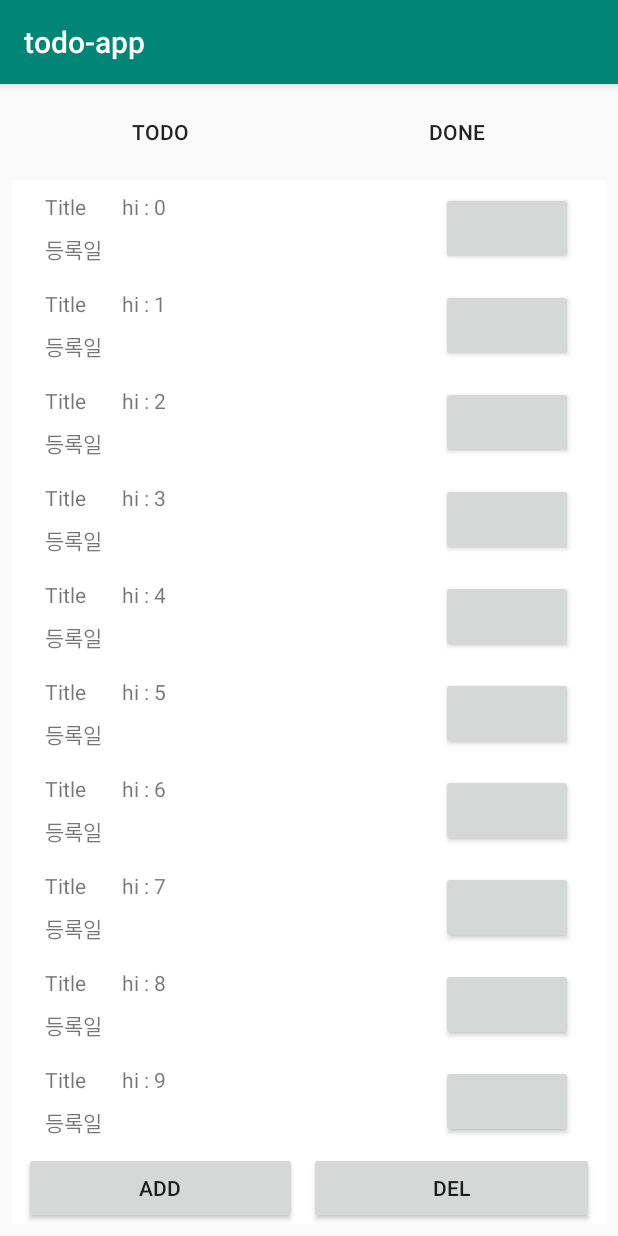
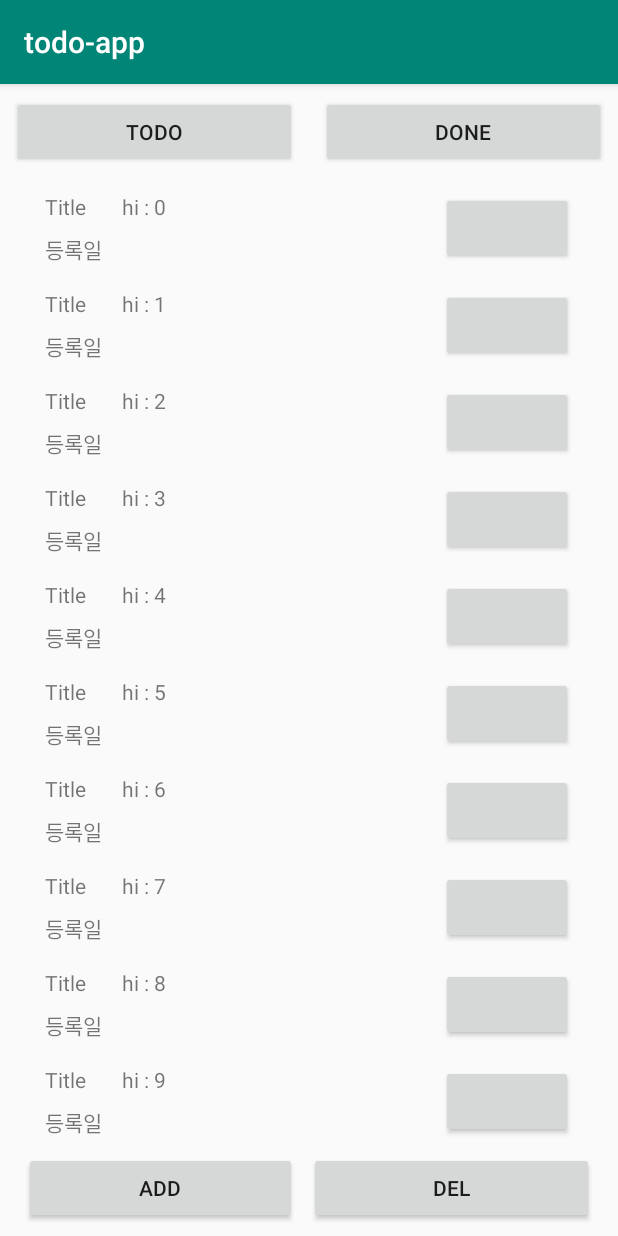
Before and after one commit to clucle/rx-todo-app, an Android app: the screen it shows after launch (MainActivity), after a tap on "TODO", on a phone screen of 412 x 824 dp. Run offline under Robolectric (Android 15) with nearby library versions, the phone set to English and light mode, and no system bars; our stand-ins replace ButterKnife.

Commit message:
style: btn layout change linear -> constraint

```diff
--- a/app/src/main/java/com/github/clucle/todo_app/view/activity/MainActivity.java
+++ b/app/src/main/java/com/github/clucle/todo_app/view/activity/MainActivity.java
@@ -1,5 +1,6 @@
 package com.github.clucle.todo_app.view.activity;
 
+import android.support.constraint.ConstraintLayout;
 import android.support.v4.app.Fragment;
 import android.support.v4.app.FragmentManager;
 import android.support.v4.app.FragmentStatePagerAdapter;
@@ -20,11 +21,11 @@ import butterknife.ButterKnife;
 
 public class MainActivity extends AppCompatActivity implements MainActivityPresenter.View {
 
-  private MainActivityPresenter mainActivityPresenetr;
+  private MainActivityPresenter mainActivityPreseneter;
   private final String TAG = "[TODO_APP]";
 
-  @BindView(R.id.layout_top_bar)
-  LinearLayout layoutTopBar;
+  @BindView(R.id.constraint_layout_main)
+  ConstraintLayout constraintLayoutMain;
   @BindView(R.id.top_nav_btn_todo)
   Button btnTodo;
   @BindView(R.id.top_nav_btn_done)
@@ -38,7 +39,7 @@ public class MainActivity extends AppCompatActivity implements MainActivityPrese
     setContentView(R.layout.activity_main);
 
     ButterKnife.bind(this);
-    mainActivityPresenetr = new MainActivityPresenter(this);
+    mainActivityPreseneter = new MainActivityPresenter(this);
 
     vpMain.setAdapter(new ViewPagerAdapter(getSupportFragmentManager()));
     vpMain.setOffscreenPageLimit(1);
@@ -58,9 +59,9 @@ public class MainActivity extends AppCompatActivity implements MainActivityPrese
       int i = 0;
       while (i < 2) {
         if (tag == i) {
-          layoutTopBar.findViewWithTag(i).setSelected(true);
+          constraintLayoutMain.findViewWithTag(i).setSelected(true);
         } else {
-          layoutTopBar.findViewWithTag(i).setSelected(false);
+          constraintLayoutMain.findViewWithTag(i).setSelected(false);
         }
         i++;
       }
--- a/app/src/main/res/layout/activity_main.xml
+++ b/app/src/main/res/layout/activity_main.xml
@@ -6,37 +6,52 @@
     android:layout_height="match_parent"
     tools:context=".view.activity.MainActivity">
 
-    <LinearLayout
-        android:id="@+id/layout_top_bar"
+    <android.support.constraint.ConstraintLayout
+        android:id="@+id/constraint_layout_main"
         android:layout_width="match_parent"
-        android:layout_height="wrap_content"
-        android:layout_marginStart="8dp"
-        android:layout_marginLeft="8dp"
-        android:layout_marginTop="8dp"
-        android:layout_marginEnd="8dp"
-        android:layout_marginRight="8dp"
-        android:orientation="horizontal"
-        app:layout_constraintEnd_toEndOf="parent"
-        app:layout_constraintStart_toStartOf="parent"
-        app:layout_constraintTop_toTopOf="parent">
+        android:layout_height="wrap_content">
 
         <Button
             android:id="@+id/top_nav_btn_todo"
-            style="?android:attr/borderlessButtonStyle"
+            android:layout_width="0dp"
+            android:layout_height="wrap_content"
+            android:layout_marginStart="8dp"
+            android:layout_marginLeft="8dp"
+            android:layout_marginTop="8dp"
+            android:layout_marginEnd="8dp"
+            android:layout_marginRight="8dp"
+            android:layout_marginBottom="8dp"
+            android:text="@string/btn_todo_fragment"
+            app:layout_constraintBottom_toBottomOf="parent"
+            app:layout_constraintEnd_toStartOf="@+id/guideline3"
+            app:layout_constraintStart_toStartOf="parent"
+            app:layout_constraintTop_toTopOf="parent" />
+
+        <android.support.constraint.Guideline
+            android:id="@+id/guideline3"
             android:layout_width="wrap_content"
             android:layout_height="wrap_content"
-            android:layout_weight="1"
-            android:text="@string/btn_todo_fragment" />
+            android:orientation="vertical"
+            app:layout_constraintGuide_percent="0.5" />
 
         <Button
             android:id="@+id/top_nav_btn_done"
-            style="?android:attr/borderlessButtonStyle"
-            android:layout_width="wrap_content"
+            android:layout_width="0dp"
             android:layout_height="wrap_content"
-            android:layout_weight="1"
-            android:text="@string/btn_done_fragment" />
+            android:layout_marginStart="8dp"
+            android:layout_marginLeft="8dp"
+            android:layout_marginTop="8dp"
+            android:layout_marginEnd="8dp"
+            android:layout_marginRight="8dp"
+            android:layout_marginBottom="8dp"
+            android:text="@string/btn_done_fragment"
+            app:layout_constraintBottom_toBottomOf="parent"
+            app:layout_constraintEnd_toEndOf="parent"
+            app:layout_constraintStart_toStartOf="@+id/guideline3"
+            app:layout_constraintTop_toTopOf="parent" />
 
-    </LinearLayout>
+    </android.support.constraint.ConstraintLayout>
+
 
     <android.support.v4.view.ViewPager
         android:id="@+id/vp_main"
@@ -44,14 +59,13 @@
         android:layout_height="0dp"
         android:layout_marginStart="8dp"
         android:layout_marginLeft="8dp"
-        android:layout_marginTop="8dp"
         android:layout_marginEnd="8dp"
         android:layout_marginRight="8dp"
         android:layout_marginBottom="8dp"
         app:layout_constraintBottom_toBottomOf="parent"
         app:layout_constraintEnd_toEndOf="parent"
         app:layout_constraintStart_toStartOf="parent"
-        app:layout_constraintTop_toBottomOf="@+id/layout_top_bar">
+        app:layout_constraintTop_toBottomOf="@+id/constraint_layout_main">
 
     </android.support.v4.view.ViewPager>
 
--- a/app/src/main/res/layout/fragment_todo.xml
+++ b/app/src/main/res/layout/fragment_todo.xml
@@ -3,8 +3,7 @@
     xmlns:app="http://schemas.android.com/apk/res-auto"
     xmlns:tools="http://schemas.android.com/tools"
     android:layout_width="match_parent"
-    android:layout_height="match_parent"
-    android:background="@android:color/white">
+    android:layout_height="match_parent">
 
     <android.support.v7.widget.RecyclerView
         android:id="@+id/recycler_view_todo"
```
